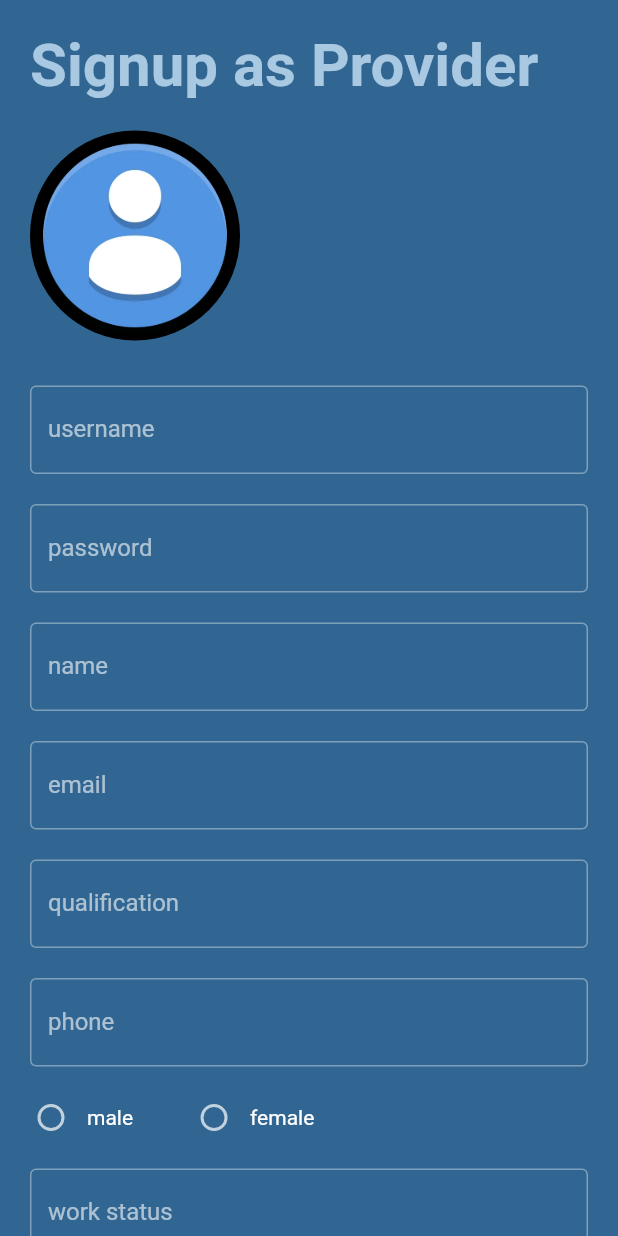
After one commit to thefuturalabs/DevelopN, a Flutter app: the ProviderRegistration screen opened directly, on a phone screen of 412 x 824 dp. The commit adds this screen. Run offline on Flutter 3.47's test engine with Material 2 defaults, Android fonts, the phone set to English and light mode, and no system bars; our stand-ins replace fluttertoast, image_picker, lottie, shared_preferences; accounts and stored records are empty; network calls fail.

Commit message:
completed registration and login api integration

```diff
--- a/lib/Constants/constants.dart
+++ b/lib/Constants/constants.dart
@@ -1,5 +1,8 @@
 import 'package:flutter/material.dart';
 
 class Constants{
+
+static String baseUrl='http://192.168.29.180/DevelopN/api/';
+
   static Color bgcolor= const Color.fromARGB(255, 48, 102, 145);
 }
--- /dev/null
+++ b/lib/screens/provider_registration_page.dart
@@ -0,0 +1,283 @@
+import 'dart:io';
+
+import 'package:develop_n/screens/user_home_page.dart';
+import 'package:develop_n/services/services.dart';
+import 'package:flutter/material.dart';
+
+class ProviderRegistration extends StatefulWidget {
+  ProviderRegistration({super.key});
+
+  @override
+  State<ProviderRegistration> createState() => _ProviderRegistrationState();
+}
+
+class _ProviderRegistrationState extends State<ProviderRegistration> {
+  TextEditingController usernameController = TextEditingController();
+
+  TextEditingController passwordController = TextEditingController();
+
+  TextEditingController nameController = TextEditingController();
+
+  TextEditingController emailController = TextEditingController();
+
+  TextEditingController qualificationController = TextEditingController();
+
+  TextEditingController phoneController = TextEditingController();
+
+  TextEditingController genderController = TextEditingController();
+
+  TextEditingController workStatusController = TextEditingController();
+
+  String? gender;
+
+  File? pickedImage;
+
+  final fkey = GlobalKey<FormState>();
+
+  @override
+  Widget build(BuildContext context) {
+    return Scaffold(
+      body: Form(
+        key: fkey,
+        child: SafeArea(
+          child: SingleChildScrollView(
+            child:
+                Column(mainAxisAlignment: MainAxisAlignment.center, children: [
+              const Align(
+                alignment: Alignment.centerLeft,
+                child: Padding(
+                  padding:
+                      const EdgeInsets.symmetric(horizontal: 20, vertical: 20),
+                  child: Text(
+                    'Signup as Provider',
+                    style: TextStyle(
+                        color: Color.fromARGB(255, 169, 200, 226),
+                        fontSize: 40,
+                        fontWeight: FontWeight.bold),
+                  ),
+                ),
+              ),
+              Align(
+                alignment: Alignment.centerLeft,
+                child: Padding(
+                  padding: const EdgeInsets.only(left: 20, bottom: 20),
+                  child: InkWell(
+                    onTap: () async {
+                      File? temp = await Services.pickImage(context);
+                      setState(() {
+                        pickedImage = temp;
+                      });
+                      print(pickedImage!.path);
+                    },
+                    child: CircleAvatar(
+                      backgroundImage: pickedImage == null
+                          ? AssetImage('assets/avatar.webp')
+                          : FileImage(pickedImage!) as ImageProvider,
+                      radius: 70,
+                    ),
+                  ),
+                ),
+              ),
+              Padding(
+                padding:
+                    const EdgeInsets.symmetric(vertical: 10, horizontal: 20),
+                child: TextFormField(
+                  controller: usernameController,
+                  validator: (value) {
+                    if (value!.isEmpty) {
+                      return 'enter username';
+                    }
+                  },
+                  decoration: InputDecoration(
+                    label: Text('username'),
+                    border: OutlineInputBorder(),
+                  ),
+                ),
+              ),
+              Padding(
+                padding:
+                    const EdgeInsets.symmetric(vertical: 10, horizontal: 20),
+                child: TextFormField(
+                  controller: passwordController,
+                  validator: (value) {
+                    if (value!.isEmpty) {
+                      return 'enter password';
+                    }
+                  },
+                  decoration: InputDecoration(
+                    label: Text('password'),
+                    border: OutlineInputBorder(),
+                  ),
+                ),
+              ),
+              Padding(
+                padding:
+                    const EdgeInsets.symmetric(vertical: 10, horizontal: 20),
+                child: TextFormField(
+                  controller: nameController,
+                  validator: (value) {
+                    if (value!.isEmpty) {
+                      return 'enter name';
+                    }
+                  },
+                  decoration: InputDecoration(
+                    label: Text('name'),
+                    border: OutlineInputBorder(),
+                  ),
+                ),
+              ),
+              Padding(
+                padding:
+                    const EdgeInsets.symmetric(vertical: 10, horizontal: 20),
+                child: TextFormField(
+                  controller: emailController,
+                  keyboardType: TextInputType.emailAddress,
+                  validator: (value) {
+                    if (value!.isEmpty) {
+                      return 'enter email';
+                    }
+                  },
+                  decoration: InputDecoration(
+                    label: Text('email'),
+                    border: OutlineInputBorder(),
+                  ),
+                ),
+              ),
+              Padding(
+                padding:
+                    const EdgeInsets.symmetric(vertical: 10, horizontal: 20),
+                child: TextFormField(
+                  controller: qualificationController,
+                  validator: (value) {
+                    if (value!.isEmpty) {
+                      return 'enter qualification';
+                    }
+                  },
+                  decoration: InputDecoration(
+                    label: Text('qualification'),
+                    border: OutlineInputBorder(),
+                  ),
+                ),
+              ),
+              Padding(
+                padding:
+                    const EdgeInsets.symmetric(vertical: 10, horizontal: 20),
+                child: TextFormField(
+                  controller: phoneController,
+                  keyboardType: TextInputType.phone,
+                  validator: (value) {
+                    if (value!.isEmpty) {
+                      return 'enter phone number';
+                    }
+                  },
+                  decoration: InputDecoration(
+                    label: Text('phone'),
+                    border: OutlineInputBorder(),
+                  ),
+                ),
+              ),
+              Padding(
+                padding: const EdgeInsets.symmetric(horizontal: 10),
+                child: Row(
+                  children: [
+                    Radio(
+                        value: 'male',
+                        groupValue: gender,
+                        onChanged: (v) {
+                          setState(() {
+                            gender = v;
+                          });
+                        }),
+                    Text('male'),
+                    SizedBox(
+                      width: 30,
+                    ),
+                    Radio(
+                        value: 'female',
+                        groupValue: gender,
+                        onChanged: (v) {
+                          setState(() {
+                            gender = v;
+                          });
+                        }),
+                    Text('female'),
+                  ],
+                ),
+              ),
+              Padding(
+                padding:
+                    const EdgeInsets.symmetric(vertical: 10, horizontal: 20),
+                child: TextFormField(
+                  controller: workStatusController,
+                  validator: (value) {
+                    if (value!.isEmpty) {
+                      return 'enter enter status';
+                    }
+                  },
+                  decoration: InputDecoration(
+                    label: Text('work status'),
+                    border: OutlineInputBorder(),
+                  ),
+                ),
+              ),
+              Padding(
+                padding: const EdgeInsets.only(top: 30),
+                child: InkWell(
+                  onTap: () {
+                    if (fkey.currentState!.validate()) {
+                      if(pickedImage==null){
+                        print('!!!!!!!!!!!!');
+                      }else{
+                        print(pickedImage!.path);
+                      }
+                    Services.postWithIamge(params: {
+                      'username':usernameController.text,
+                      'password':passwordController.text,
+                      'name':nameController.text,
+                      'email':emailController.text,
+                      'qualification':qualificationController.text,
+                      'phn_no':phoneController.text,
+                      'gender':gender??'female',
+
+                      'work_status':workStatusController.text,
+                    }, endPoint: 'pro_register.php',image: pickedImage!);
+                    }
+                  },
+                  onLongPress: () {
+                    Navigator.push(
+                      context,
+                      MaterialPageRoute(
+                        builder: (_) => UserHomePage(),
+                      ),
+                    );
+                  },
+                  child: Container(
+                    margin: EdgeInsets.symmetric(vertical: 10),
+                    decoration: BoxDecoration(
+                      borderRadius: BorderRadius.circular(20),
+                      color: Color.fromARGB(255, 97, 123, 144),
+                    ),
+                    child: Padding(
+                      padding: const EdgeInsets.symmetric(
+                        horizontal: 30,
+                        vertical: 15,
+                      ),
+                      child: Text('Signup'),
+                    ),
+                  ),
+                ),
+              ),
+              TextButton(
+                onPressed: () {},
+                child: Text(
+                  'Login instead',
+                  style: TextStyle(color: Colors.white),
+                ),
+              )
+            ]),
+          ),
+        ),
+      ),
+    );
+  }
+}
--- a/pubspec.yaml
+++ b/pubspec.yaml
@@ -38,6 +38,10 @@ dependencies:
   cupertino_icons: ^1.0.2
   url_launcher: ^6.1.7
   lottie: ^2.1.0
+  image_picker: ^0.8.6
+  http: ^0.13.5
+  shared_preferences: ^2.0.15
+  fluttertoast: ^8.1.2
 
 dev_dependencies:
   flutter_test:
@@ -63,7 +67,7 @@ flutter:
 
   # To add assets to your application, add an assets section, like this:
   assets:
-    - assets/bulb.json
+    - assets/
   #   - images/a_dot_ham.jpeg
 
   # An image asset can refer to one or more resolution-specific "variants", see
```
Also changed, not shown: lib/screens/add_idea_page.dart (+18 -3 lines), lib/screens/login_page.dart (+24 -3 lines), lib/services/services.dart (added, +82 -0 lines), assets/avatar.webp (added), pubspec.lock.
